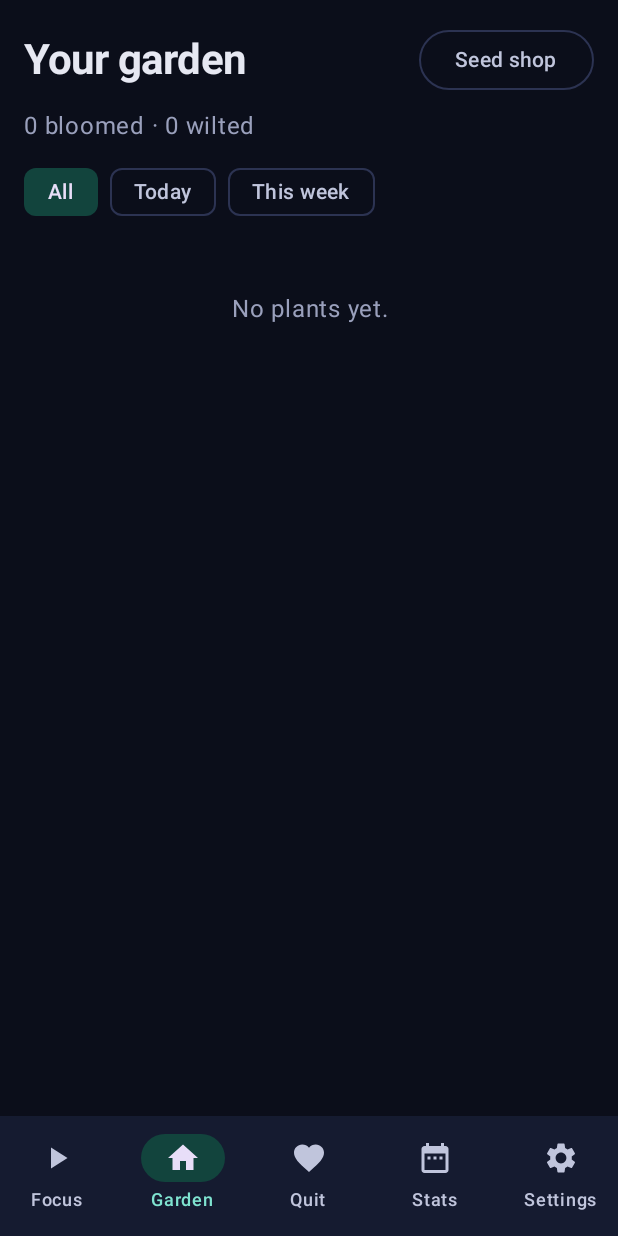
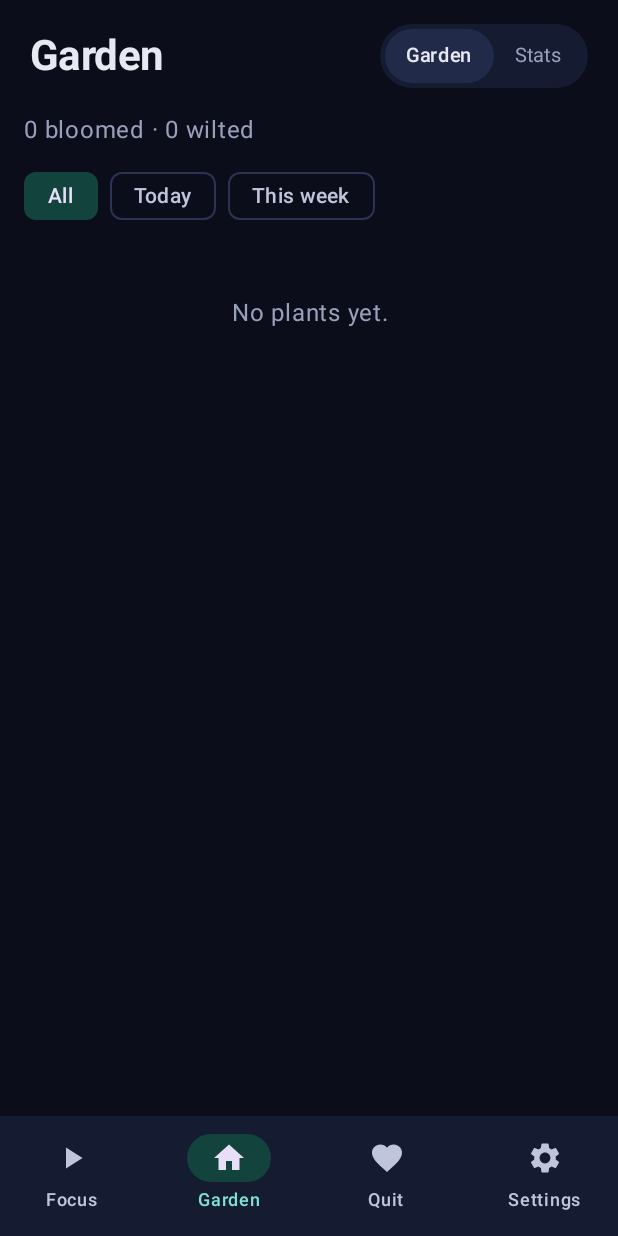
Before and after one commit to MalluGitWayne/batbloom, an Android app built with Jetpack Compose: the composable AppRoot shown on its own in the app's theme, item 2 of the bottom bar chosen, on a phone screen of 412 x 824 dp. Run offline under Robolectric (Android 15) with nearby library versions, the phone set to English and light mode, and no system bars; pictures from the network do not load.

Commit message:
1.9: four tabs, plants unlock with blooms, dose button on the widget
- Stats lives inside the Garden tab (Garden / Stats switch); 4 tabs
- Coins and the seed shop are gone from the app; plants unlock with
  finished sessions (5/15/30/60/100), the picker shows progress for each
  locked plant; earlier unlocks are kept
- Bloom widget shows a 'Took morning 1 mg' button from an hour before
  until four hours after each untaken dose; one tap logs it, updates
  stock and hides the button

Co-Authored-By: Claude Opus 5.5 <noreply@anthropic.com>

```diff
--- a/app/build.gradle.kts
+++ b/app/build.gradle.kts
@@ -12,8 +12,8 @@ android {
         applicationId = "com.malluwayne.batbloom"
         minSdk = 26
         targetSdk = 36
-        versionCode = 9
-        versionName = "1.8"
+        versionCode = 10
+        versionName = "1.9"
     }
 
     // Release key: kept outside the project (path and password in ~/.gradle/gradle.properties, never in git).
--- a/app/src/main/java/com/malluwayne/batbloom/MainActivity.kt
+++ b/app/src/main/java/com/malluwayne/batbloom/MainActivity.kt
@@ -41,7 +41,7 @@ import androidx.lifecycle.lifecycleScope
 import kotlinx.coroutines.launch
 import kotlinx.coroutines.flow.MutableStateFlow
 import com.malluwayne.batbloom.ui.SettingsScreen
-import com.malluwayne.batbloom.ui.ShopScreen
+import com.malluwayne.batbloom.ui.GardenTab
 import com.malluwayne.batbloom.ui.StatsScreen
 
 class MainActivity : ComponentActivity() {
@@ -73,13 +73,13 @@ class MainActivity : ComponentActivity() {
             ACTION_CRAVING -> Starter.craving(this)
             ACTION_FOCUS -> Starter.fromPrefs(this)
             ACTION_QUIT -> Nav.tab.value = 2
-            ACTION_OPEN -> { Nav.tab.value = 0; Nav.shop.value = false }
-            ACTION_STATS -> { Nav.tab.value = 3; Nav.shop.value = false }
+            ACTION_OPEN -> Nav.tab.value = 0
+            ACTION_STATS -> { Nav.tab.value = 1; Nav.garden.value = 1 }
             ACTION_FMGE -> {
                 val p = BatbloomApp.instance.prefs
                 p.setTag(Tags.FMGE)
                 intent.getStringExtra(EXTRA_SUBJECT)?.let { p.setSubject(it) }
-                Nav.tab.value = 0; Nav.shop.value = false
+                Nav.tab.value = 0
             }
         }
         if (intent?.action == ACTION_CRAVING || intent?.action == ACTION_FOCUS) Nav.tab.value = 0
@@ -124,22 +124,20 @@ object Starter {
 /** Which tab is showing, and whether the shop is open. Widgets and notifications switch tabs through this. */
 object Nav {
     val tab = MutableStateFlow(0)
-    val shop = MutableStateFlow(false)
+    /** Inside the Garden tab: 0 = garden, 1 = stats. */
+    val garden = MutableStateFlow(0)
 }
 
 private enum class Tab(val label: String, val icon: ImageVector) {
     Focus("Focus", Icons.Filled.PlayArrow),
     Garden("Garden", Icons.Filled.Home),
     Quit("Quit", Icons.Filled.Favorite),
-    Stats("Stats", Icons.Filled.DateRange),
     Settings("Settings", Icons.Filled.Settings),
 }
 
 @Composable
 private fun AppRoot() {
     val tab by Nav.tab.collectAsState()
-    val shop by Nav.shop.collectAsState()
-    BackHandler(shop) { Nav.shop.value = false }
     InstallConfirmLauncher()
     Scaffold(
         bottomBar = {
@@ -147,7 +145,7 @@ private fun AppRoot() {
                 Tab.entries.forEachIndexed { i, t ->
                     NavigationBarItem(
                         selected = tab == i,
-                        onClick = { Nav.tab.value = i; Nav.shop.value = false },
+                        onClick = { Nav.tab.value = i },
                         icon = { Icon(t.icon, contentDescription = t.label) },
                         label = { Text(t.label) },
                     )
@@ -156,12 +154,11 @@ private fun AppRoot() {
         },
     ) { pad ->
         val m = Modifier.padding(pad)
-        androidx.compose.animation.Crossfade(if (shop) -1 else tab, animationSpec = androidx.compose.animation.core.tween(260), label = "tab") { t ->
-            if (t == -1) ShopScreen(m) else when (Tab.entries[t]) {
+        androidx.compose.animation.Crossfade(tab.coerceIn(0, Tab.entries.size - 1), animationSpec = androidx.compose.animation.core.tween(260), label = "tab") { t ->
+            when (Tab.entries[t]) {
                 Tab.Focus -> FocusScreen(m)
-                Tab.Garden -> GardenScreen(m)
+                Tab.Garden -> GardenTab(m)
                 Tab.Quit -> QuitScreen(m)
-                Tab.Stats -> StatsScreen(m)
                 Tab.Settings -> SettingsScreen(m)
             }
         }
--- a/app/src/main/java/com/malluwayne/batbloom/data/Repository.kt
+++ b/app/src/main/java/com/malluwayne/batbloom/data/Repository.kt
@@ -17,10 +17,13 @@ class Repository(private val db: AppDatabase) {
     val sessions: Flow<List<SessionEntity>> = db.sessions().finished()
     val allowedApps: Flow<Set<String>> = db.allowed().all().map { it.toSet() }
     val badges: Flow<List<BadgeEntity>> = quit.badges()
-    val unlocked: Flow<Set<String>> = combine(db.unlocks().all(), quit.badges()) { list, badges ->
+    /** Finished sessions; plants unlock as this grows. */
+    val bloomCount: Flow<Int> = sessions.map { l -> l.count { it.status == Status.DONE } }
+    val unlocked: Flow<Set<String>> = combine(db.unlocks().all(), quit.badges(), bloomCount) { list, badges, blooms ->
         val earned = badges.map { it.id }.toSet()
-        list.map { it.plantId }.toSet() +
-            PlantCatalog.all.filter { (it.cost == 0 && it.badge == null) || (it.badge != null && it.badge in earned) }.map { it.id }
+        list.map { it.plantId }.toSet() + PlantCatalog.all.filter {
+            if (it.badge != null) it.badge in earned else blooms >= it.cost
+        }.map { it.id }
     }
     val coins: Flow<Int> = combine(db.sessions().earned(), quit.badgeCoins(), db.unlocks().spent()) { e, b, s -> e + b - s }
 
--- a/app/src/main/java/com/malluwayne/batbloom/focus/FocusService.kt
+++ b/app/src/main/java/com/malluwayne/batbloom/focus/FocusService.kt
@@ -184,9 +184,9 @@ class FocusService : Service() {
         FocusEngine.state.value = f
         val name = PlantCatalog.byId(f.request.plantId).name
         val title = when {
-            f.rounds != null && f.success -> "Pomodoro done: ${f.blooms}/${f.rounds} blooms, +${f.coins} coins"
+            f.rounds != null && f.success -> "Pomodoro done: ${f.blooms}/${f.rounds} blooms"
             f.rounds != null -> "Pomodoro ended: ${f.blooms}/${f.rounds} blooms"
-            f.success -> "Your $name bloomed! +${f.coins} coins"
+            f.success -> "Your $name bloomed!"
             else -> "Your $name wilted"
         }
         val text = when (f.reason) {
--- a/app/src/main/java/com/malluwayne/batbloom/quit/Course.kt
+++ b/app/src/main/java/com/malluwayne/batbloom/quit/Course.kt
@@ -197,7 +197,7 @@ object Badges {
         Badge("week3", "3 weeks smoke-free", "Twenty-one days since your quit day.", 150),
         Badge("halfway", "Halfway", "Day 42 of your course.", 200),
         Badge("cravings10", "10 cravings beaten", "Ten craving sessions ridden out.", 100),
-        Badge("course", "Course complete", "You finished the full course. Unlocks the Dawnbreath Lily.", 500),
+        Badge("course", "Course complete", "Full course finished. Unlocks the Dawnbreath Lily.", 500),
     )
 
     fun byId(id: String) = all.first { it.id == id }
--- a/app/src/main/java/com/malluwayne/batbloom/ui/GardenScreen.kt
+++ b/app/src/main/java/com/malluwayne/batbloom/ui/GardenScreen.kt
@@ -74,7 +74,7 @@ fun GardenScreen(modifier: Modifier) {
         AlertDialog(
             onDismissRequest = { confirmClear = null },
             title = { Text("Clear wilted plants?") },
-            text = { Text("Removes $n wilted plant${if (n == 1) "" else "s"} from your garden and stats. Your blooms and coins stay.") },
+            text = { Text("Removes $n wilted plant${if (n == 1) "" else "s"} from your garden and stats. Your blooms stay.") },
             confirmButton = { TextButton({ confirmClear = null; scope.launch { repo.clearWilted() } }) { Text("Clear") } },
             dismissButton = { TextButton({ confirmClear = null }) { Text("Cancel") } },
         )
@@ -97,10 +97,6 @@ fun GardenScreen(modifier: Modifier) {
     ) {
         item(span = { GridItemSpan(maxLineSpan) }) {
             Column(verticalArrangement = Arrangement.spacedBy(8.dp)) {
-                Row(verticalAlignment = Alignment.CenterVertically) {
-                    Text("Your garden", style = MaterialTheme.typography.headlineMedium, fontWeight = FontWeight.Bold, modifier = Modifier.weight(1f))
-                    androidx.compose.material3.OutlinedButton({ com.malluwayne.batbloom.Nav.shop.value = true }) { Text("Seed shop") }
-                }
                 val blooms = shown.count { it.status == Status.DONE }
                 val wilted = sessions.count { it.status == Status.FAILED }
                 Row(verticalAlignment = Alignment.CenterVertically) {
@@ -136,3 +132,16 @@ fun GardenScreen(modifier: Modifier) {
         }
     }
 }
+
+/** Garden and Stats share one tab, switched at the top. */
+@Composable
+fun GardenTab(modifier: Modifier) {
+    val sub by com.malluwayne.batbloom.Nav.garden.collectAsState()
+    Column(modifier.fillMaxSize()) {
+        Row(Modifier.fillMaxWidth().padding(start = 20.dp, end = 20.dp, top = 16.dp), verticalAlignment = Alignment.CenterVertically) {
+            Text(if (sub == 0) "Garden" else "Stats", style = MaterialTheme.typography.headlineMedium, modifier = Modifier.weight(1f))
+            PillTabs(listOf("Garden", "Stats"), sub) { com.malluwayne.batbloom.Nav.garden.value = it }
+        }
+        if (sub == 0) GardenScreen(Modifier.weight(1f)) else StatsScreen(Modifier.weight(1f))
+    }
+}
--- a/app/src/main/java/com/malluwayne/batbloom/ui/QuitScreen.kt
+++ b/app/src/main/java/com/malluwayne/batbloom/ui/QuitScreen.kt
@@ -269,7 +269,6 @@ fun QuitScreen(modifier: Modifier) {
                         Text(b.title, fontWeight = FontWeight.SemiBold, color = if (b.id in have) MaterialTheme.colorScheme.onSurface else Muted)
                         Text(b.text, fontSize = 12.sp, color = Muted)
                     }
-                    Text("+${b.coins}", color = Gold, fontSize = 13.sp)
                 }
             }
         }
--- a/app/src/main/java/com/malluwayne/batbloom/ui/ShopScreen.kt
+++ /dev/null
@@ -1,76 +0,0 @@
-package com.malluwayne.batbloom.ui
-
-import androidx.compose.foundation.layout.Arrangement
-import androidx.compose.foundation.layout.Box
-import androidx.compose.foundation.layout.Column
-import androidx.compose.foundation.layout.PaddingValues
-import androidx.compose.foundation.layout.Row
-import androidx.compose.foundation.layout.fillMaxSize
-import androidx.compose.foundation.layout.padding
-import androidx.compose.foundation.layout.size
-import androidx.compose.foundation.lazy.LazyColumn
-import androidx.compose.foundation.lazy.items
-import androidx.compose.foundation.shape.RoundedCornerShape
-import androidx.compose.material3.Button
-import androidx.compose.material3.MaterialTheme
-import androidx.compose.material3.OutlinedButton
-import androidx.compose.material3.Text
-import androidx.compose.runtime.Composable
-import androidx.compose.runtime.collectAsState
-import androidx.compose.runtime.getValue
-import androidx.compose.runtime.rememberCoroutineScope
-import androidx.compose.ui.Alignment
-import androidx.compose.ui.Modifier
-import androidx.compose.ui.draw.clip
-import androidx.compose.ui.text.font.FontWeight
-import androidx.compose.ui.unit.dp
-import androidx.compose.ui.unit.sp
-import com.malluwayne.batbloom.BatbloomApp
-import com.malluwayne.batbloom.focus.Rules
-import com.malluwayne.batbloom.plants.NightSky
-import com.malluwayne.batbloom.plants.PlantArt
-import com.malluwayne.batbloom.plants.PlantCatalog
-import kotlinx.coroutines.launch
-
-@Composable
-fun ShopScreen(modifier: Modifier) {
-    val app = BatbloomApp.instance
-    val coins by app.repo.coins.collectAsState(0)
-    val owned by app.repo.unlocked.collectAsState(setOf("moonflower"))
-    val selected by app.prefs.selectedPlant.collectAsState()
-    val scope = rememberCoroutineScope()
-    LazyColumn(modifier.fillMaxSize(), contentPadding = PaddingValues(16.dp), verticalArrangement = Arrangement.spacedBy(12.dp)) {
-        item {
-            Column {
-                Text("Seed shop", style = MaterialTheme.typography.headlineMedium, fontWeight = FontWeight.Bold)
-                Text("You have ● $coins coins. Earn 1 per minute of focus, +5 for every full half hour.", color = Muted)
-            }
-        }
-        items(PlantCatalog.all) { p ->
-            val have = p.id in owned
-            SectionCard {
-                Row(verticalAlignment = Alignment.CenterVertically) {
-                    Box(Modifier.size(84.dp).clip(RoundedCornerShape(16.dp))) {
-                        NightSky(Modifier.fillMaxSize(), animate = false)
-                        PlantArt(p, 1f, false, Modifier.fillMaxSize(), animate = false)
-                    }
-                    Column(Modifier.weight(1f).padding(start = 12.dp)) {
-                        Text(p.name, fontWeight = FontWeight.SemiBold, fontSize = 17.sp)
-                        Text(p.description, color = Muted, fontSize = 13.sp)
-                    }
-                }
-                when {
-                    !have && p.badge != null -> OutlinedButton({}, enabled = false) {
-                        Text("Earned with the ${com.malluwayne.batbloom.quit.Badges.byId(p.badge).title} badge")
-                    }
-                    have && p.id == selected -> OutlinedButton({}, enabled = false) { Text("Planting this") }
-                    have -> OutlinedButton({ app.prefs.setSelectedPlant(p.id) }) { Text("Use") }
-                    else -> Button(
-                        { scope.launch { app.repo.unlock(p.id, p.cost); app.prefs.setSelectedPlant(p.id) } },
-                        enabled = Rules.canUnlock(coins, p.cost, have),
-                    ) { Text("Unlock · ● ${p.cost}") }
-                }
-            }
-        }
-    }
-}
--- a/app/src/main/java/com/malluwayne/batbloom/ui/StatsScreen.kt
+++ b/app/src/main/java/com/malluwayne/batbloom/ui/StatsScreen.kt
@@ -59,7 +59,6 @@ fun StatsScreen(modifier: Modifier) {
         modifier.fillMaxSize().verticalScroll(rememberScrollState()).padding(horizontal = 20.dp, vertical = 16.dp),
         verticalArrangement = Arrangement.spacedBy(14.dp),
     ) {
-        Text("Stats", style = MaterialTheme.typography.headlineMedium)
 
         if (sessions.isEmpty()) {
             // Nothing yet: one calm card instead of a page of zeros.
--- /dev/null
+++ b/app/src/main/res/drawable/widget_btn_teal.xml
@@ -0,0 +1,5 @@
+<?xml version="1.0" encoding="utf-8"?>
+<shape xmlns:android="http://schemas.android.com/apk/res/android" android:shape="rectangle">
+    <solid android:color="#F27FE3D0" />
+    <corners android:radius="18dp" />
+</shape>
```
Also changed, not shown: app/src/main/java/com/malluwayne/batbloom/plants/PlantCatalog.kt (+8 -7 lines), app/src/main/java/com/malluwayne/batbloom/quit/DoseAlarms.kt (+17 -1 lines), app/src/main/java/com/malluwayne/batbloom/ui/FocusScreen.kt (+18 -12 lines), app/src/main/java/com/malluwayne/batbloom/widget/Widgets.kt (+8 -1 lines), app/src/main/res/layout/widget_bloom.xml (+13 -0 lines), 1 other file.
